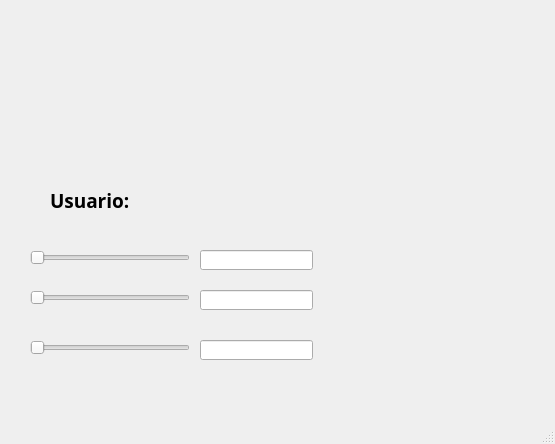
Above: Unidad 2/P7_CanbiarColor.ui from Sofifdz/-PROGRAMACION-DE-INTERFACES-Y-PUERTOS before the change. Below: the same form after it.
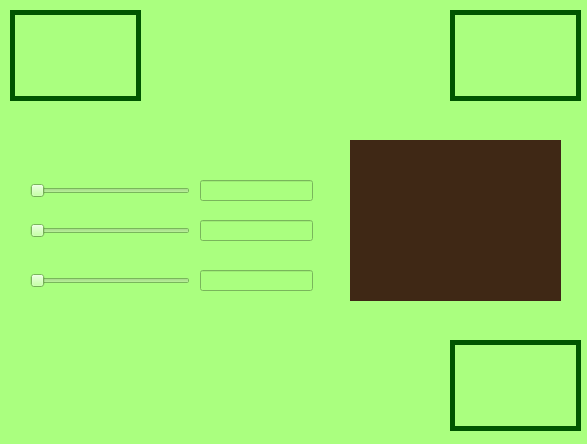
That is the form after the change. Icons and pictures are not drawn.

Patch:
```diff
--- a/Unidad 2/P7_CanbiarColor.ui
+++ b/Unidad 2/P7_CanbiarColor.ui
@@ -6,23 +6,30 @@
    <rect>
     <x>0</x>
     <y>0</y>
-    <width>555</width>
+    <width>587</width>
     <height>444</height>
    </rect>
   </property>
   <property name="windowTitle">
    <string>MainWindow</string>
   </property>
+  <property name="styleSheet">
+   <string notr="true">background-color: rgb(170, 255, 127);</string>
+  </property>
   <widget class="QWidget" name="centralwidget">
    <widget class="QLabel" name="label">
     <property name="geometry">
      <rect>
-      <x>0</x>
-      <y>0</y>
-      <width>161</width>
-      <height>131</height>
+      <x>10</x>
+      <y>10</y>
+      <width>131</width>
+      <height>91</height>
      </rect>
     </property>
+    <property name="styleSheet">
+     <string notr="true">border: 5px solid ;
+border-color: rgb(0, 85, 0);</string>
+    </property>
     <property name="text">
      <string/>
     </property>
@@ -36,12 +43,16 @@
    <widget class="QLabel" name="label_2">
     <property name="geometry">
      <rect>
-      <x>440</x>
+      <x>450</x>
       <y>10</y>
-      <width>101</width>
-      <height>81</height>
+      <width>131</width>
+      <height>91</height>
      </rect>
     </property>
+    <property name="styleSheet">
+     <string notr="true">border: 5px solid ;
+border-color: rgb(0, 85, 0);</string>
+    </property>
     <property name="text">
      <string/>
     </property>
@@ -55,12 +66,16 @@
    <widget class="QLabel" name="label_3">
     <property name="geometry">
      <rect>
-      <x>440</x>
-      <y>320</y>
-      <width>111</width>
-      <height>81</height>
+      <x>450</x>
+      <y>340</y>
+      <width>131</width>
+      <height>91</height>
      </rect>
     </property>
+    <property name="styleSheet">
+     <string notr="true">border: 5px solid ;
+border-color: rgb(0, 85, 0);</string>
+    </property>
     <property name="text">
      <string/>
     </property>
@@ -71,36 +86,18 @@
      <bool>true</bool>
     </property>
    </widget>
-   <widget class="QLabel" name="label_4">
-    <property name="geometry">
-     <rect>
-      <x>50</x>
-      <y>170</y>
-      <width>161</width>
-      <height>61</height>
-     </rect>
-    </property>
-    <property name="font">
-     <font>
-      <family>Agency FB</family>
-      <pointsize>14</pointsize>
-      <weight>75</weight>
-      <bold>true</bold>
-     </font>
-    </property>
-    <property name="text">
-     <string>Usuario:</string>
-    </property>
-   </widget>
-   <widget class="QLabel" name="img_persona_4">
+   <widget class="QLabel" name="colores">
     <property name="geometry">
      <rect>
       <x>350</x>
-      <y>130</y>
-      <width>161</width>
-      <height>141</height>
+      <y>140</y>
+      <width>211</width>
+      <height>161</height>
      </rect>
     </property>
+    <property name="styleSheet">
+     <string notr="true">background-color: rgb(63, 40, 21);</string>
+    </property>
     <property name="text">
      <string/>
     </property>
@@ -115,9 +112,9 @@
     <property name="geometry">
      <rect>
       <x>30</x>
-      <y>250</y>
+      <y>180</y>
       <width>160</width>
-      <height>16</height>
+      <height>21</height>
      </rect>
     </property>
     <property name="orientation">
@@ -128,9 +125,9 @@
     <property name="geometry">
      <rect>
       <x>30</x>
-      <y>290</y>
+      <y>220</y>
       <width>160</width>
-      <height>16</height>
+      <height>21</height>
      </rect>
     </property>
     <property name="orientation">
@@ -141,9 +138,9 @@
     <property name="geometry">
      <rect>
       <x>30</x>
-      <y>340</y>
+      <y>270</y>
       <width>160</width>
-      <height>16</height>
+      <height>21</height>
      </rect>
     </property>
     <property name="orientation">
@@ -154,9 +151,9 @@
     <property name="geometry">
      <rect>
       <x>200</x>
-      <y>250</y>
+      <y>180</y>
       <width>113</width>
-      <height>20</height>
+      <height>21</height>
      </rect>
     </property>
    </widget>
@@ -164,9 +161,9 @@
     <property name="geometry">
      <rect>
       <x>200</x>
-      <y>290</y>
+      <y>220</y>
       <width>113</width>
-      <height>20</height>
+      <height>21</height>
      </rect>
     </property>
    </widget>
@@ -174,24 +171,13 @@
     <property name="geometry">
      <rect>
       <x>200</x>
-      <y>340</y>
+      <y>270</y>
       <width>113</width>
-      <height>20</height>
+      <height>21</height>
      </rect>
     </property>
    </widget>
   </widget>
-  <widget class="QMenuBar" name="menubar">
-   <property name="geometry">
-    <rect>
-     <x>0</x>
-     <y>0</y>
-     <width>555</width>
-     <height>18</height>
-    </rect>
-   </property>
-  </widget>
-  <widget class="QStatusBar" name="statusbar"/>
  </widget>
  <resources>
   <include location="../recursos.qrc"/>
```
Left out of the diff: 23 changed lines with no effect on the pictures.
